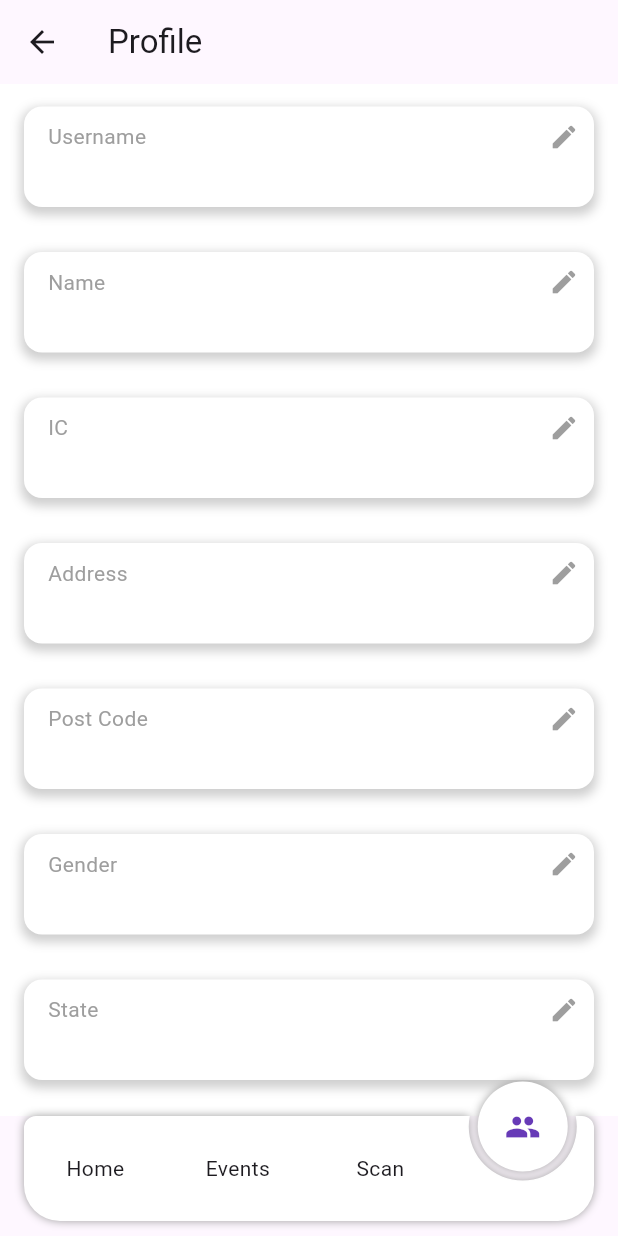
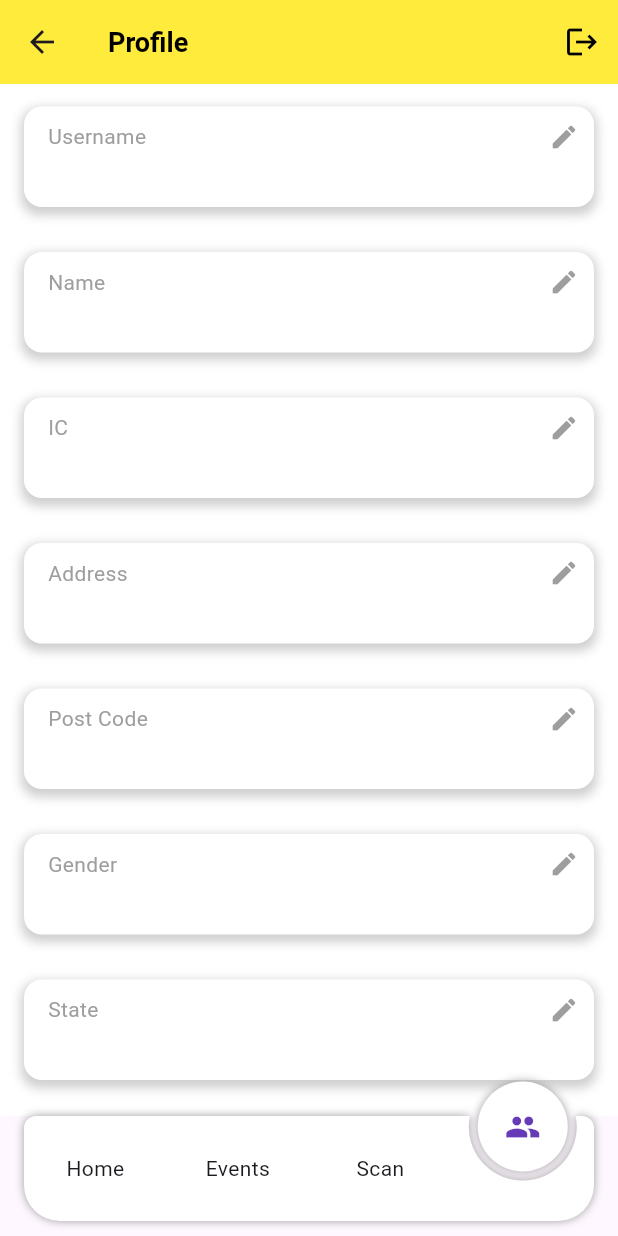
Before and after one commit to TooTzeMing/PKD, a Flutter app: the HomeScreen screen opened by its route, item 4 of the bottom bar chosen, on a phone screen of 412 x 824 dp. Run offline on Flutter 3.47's test engine with Material 3 defaults, Android fonts, the phone set to English and light mode, and no system bars; drawn by our look-alikes of circle_nav_bar; our stand-ins replace carousel_slider, cloud_firestore, firebase_auth, firebase_core, fluttertoast, pretty_qr_code; missing offline and left inert: mobile_scanner; accounts and stored records are empty; network calls fail.

Commit message:
view account done ,logout done,admin profile page done

```diff
--- a/eventmanagement_app/lib/main.dart
+++ b/eventmanagement_app/lib/main.dart
@@ -1,6 +1,6 @@
 import 'package:cloud_firestore/cloud_firestore.dart';
 import 'package:eventmanagement_app/screen/additionaldata.dart';
-
+import 'package:eventmanagement_app/screen/viewAccount.dart';
 import 'screen/homescreen.dart';
 import 'package:flutter/material.dart';
 import 'package:firebase_core/firebase_core.dart';
@@ -32,6 +32,7 @@ class MyApp extends StatelessWidget {
         '/login': (context) => const LoginScreen(),
         '/generate': (context) => const Generatecode(),
         '/home': (context) => HomeScreen(),
+        '/viewAccount': (context) => const ViewAccount(),
       },
       debugShowCheckedModeBanner: false, // Hide the debug banner (optional)
     );
--- a/eventmanagement_app/lib/screen/homescreen.dart
+++ b/eventmanagement_app/lib/screen/homescreen.dart
@@ -6,6 +6,8 @@ import 'package:eventmanagement_app/screen/profilescreen.dart';
 import 'package:flutter/material.dart';
 import 'package:carousel_slider/carousel_slider.dart' as carousel;
 import 'package:eventmanagement_app/services/global.dart';
+import 'package:eventmanagement_app/services/auth_services.dart';
+import 'package:firebase_auth/firebase_auth.dart';
 
 
 class HomeScreen extends StatefulWidget {
@@ -15,6 +17,7 @@ class HomeScreen extends StatefulWidget {
     'https://www.malaysia.gov.my/media/uploads/32e3439d-5926-4a8b-9827-aec338fe445e.png',
     'https://www.rurallink.gov.my/wp-content/uploads/2020/09/FUNGSI-PUSAT-KOMUNITI-DESA-1-1024x652.png',
   ];
+
 
   @override
   HomeScreenState createState() => HomeScreenState();
@@ -144,9 +147,25 @@ class HomeScreenState extends State<HomeScreen> {
           ],
         );
       case 3:
-        return AppBar(
-          title: const Text('Profile'),
-        );
+      return AppBar(
+          title: const Text(
+            'Profile',
+            style: TextStyle(
+              color: Colors.black,
+              fontSize: 18,
+              fontWeight: FontWeight.bold,
+            ),
+          ),
+          backgroundColor: Colors.yellow,
+          actions: [
+            IconButton(
+              icon: const Icon(Icons.logout, color: Colors.black),
+              onPressed: () {
+                _showLogoutConfirmation(context);
+              },
+            ),
+          ],
+      );
       default:
         return AppBar(
           title: const Text(
@@ -174,4 +193,32 @@ class HomeScreenState extends State<HomeScreen> {
       );
     }
   }
+
+  void _showLogoutConfirmation(BuildContext context) {
+    showDialog(
+      context: context,
+      builder: (BuildContext context) {
+        return AlertDialog(
+          title: const Text('Logout Confirmation'),
+          content: const Text('Are you sure you want to logout?'),
+          actions: [
+            TextButton(
+              onPressed: () {
+                Navigator.of(context).pop(); // Close the dialog
+              },
+              child: const Text('Cancel'),
+            ),
+            TextButton(
+              onPressed: () {
+                Navigator.of(context).pop(); // Close the dialog
+                AuthService().signout(context: context); // Call logout function
+              },
+              child: const Text('Logout'),
+            ),
+          ],
+        );
+      },
+    );
+  }
+
 }
--- a/eventmanagement_app/lib/screen/profilescreen.dart
+++ b/eventmanagement_app/lib/screen/profilescreen.dart
@@ -1,7 +1,9 @@
 import 'package:cloud_firestore/cloud_firestore.dart';
+import 'package:eventmanagement_app/screen/viewAccount.dart';
 import 'package:flutter/material.dart';
 import 'package:firebase_auth/firebase_auth.dart';
 import 'package:fluttertoast/fluttertoast.dart';
+import 'package:eventmanagement_app/services/global.dart';
 
 class ProfilePage extends StatefulWidget {
   const ProfilePage({super.key});
@@ -207,6 +209,7 @@ class _ProfilePageState extends State<ProfilePage> {
 
   @override
   Widget build(BuildContext context) {
+    if (userRole != 'admin') {
       return Scaffold(
         backgroundColor: Colors.white,
         body: SingleChildScrollView(
@@ -242,5 +245,113 @@ class _ProfilePageState extends State<ProfilePage> {
           ),
         ),
       );
+    } else {
+      return Scaffold(
+        backgroundColor: Colors.white,
+        body: Column(
+          children: [
+            Container(
+              width: double.infinity,
+              margin: const EdgeInsets.only(top: 0),
+              padding: const EdgeInsets.symmetric(vertical: 50, horizontal: 20),
+              decoration: BoxDecoration(
+                color: Colors.yellow,
+                borderRadius: BorderRadius.circular(5),
+              ),
+              child: Align(
+                alignment: Alignment.topLeft,
+                child: Column(
+                  crossAxisAlignment: CrossAxisAlignment.start,
+                  mainAxisSize: MainAxisSize.min,
+                  children: [
+                    Text(
+                      "Welcome! ${_usernameController.text}",
+                      style: const TextStyle(
+                        fontSize: 24,
+                        fontWeight: FontWeight.bold,
+                        color: Colors.black,
+                      ),
+                    ),
+                    const SizedBox(height: 8), // spacing between text
+                    Text(
+                      "Your role is ${userRole}",
+                      style: TextStyle(
+                        fontSize: 16,
+                        color: Colors.black,
+                      ),
+                    )
+                  ],
+                ),
+              ),
+            ),
+            Expanded(
+              child: Container(
+                width: double.infinity,
+                color: Colors.white,
+                child: Padding(
+                  padding: const EdgeInsets.all(20),
+                  child: Wrap(
+                    spacing: 20,
+                    runSpacing: 20,
+                    alignment: WrapAlignment.start,
+                    children: [
+                      GestureDetector(
+                        onTap: () {
+                          Navigator.of(context).push(
+                          MaterialPageRoute(
+                          builder: (context) => const ViewAccount(),
+                          )
+                          );
+                        },
+                        child:
+                            _buildIconWithLabel(Icons.person, 'View Account'),
+                      ),
+                      GestureDetector(
+                        onTap: () {
+                          print('Announcement clicked');
+                          // Add your logic here
+                        },
+                        child:
+                            _buildIconWithLabel(Icons.settings, 'Announcement'),
+                      ),
+                      GestureDetector(
+                        onTap: () {
+                          print('Logo clicked');
+                          // Add your logic here
+                        },
+                        child: _buildIconWithLabel(
+                            Icons.picture_in_picture, 'Logo'),
+                      ),
+                    ],
+                  ),
+                ),
+              ),
+            )
+          ],
+        ),
+      );
     }
   }
+}
+
+Widget _buildIconWithLabel(IconData icon, String label) {
+  return Column(
+    mainAxisSize: MainAxisSize.min,
+    children: [
+      CircleAvatar(
+        radius: 30, // Icon size
+        backgroundColor: Colors.black,
+        child: Icon(
+          icon,
+          color: Colors.white,
+          size: 30,
+        ),
+      ),
+      const SizedBox(height: 8),
+      Text(
+        label,
+        style: const TextStyle(fontSize: 14, color: Colors.black),
+      ),
+    ],
+  );
+}
```
Also changed, not shown: eventmanagement_app/lib/screen/viewAccount.dart (added, +114 -0 lines), eventmanagement_app/lib/services/auth_services.dart (+8 -7 lines). Lines whose indentation alone changed are shown as unchanged.
